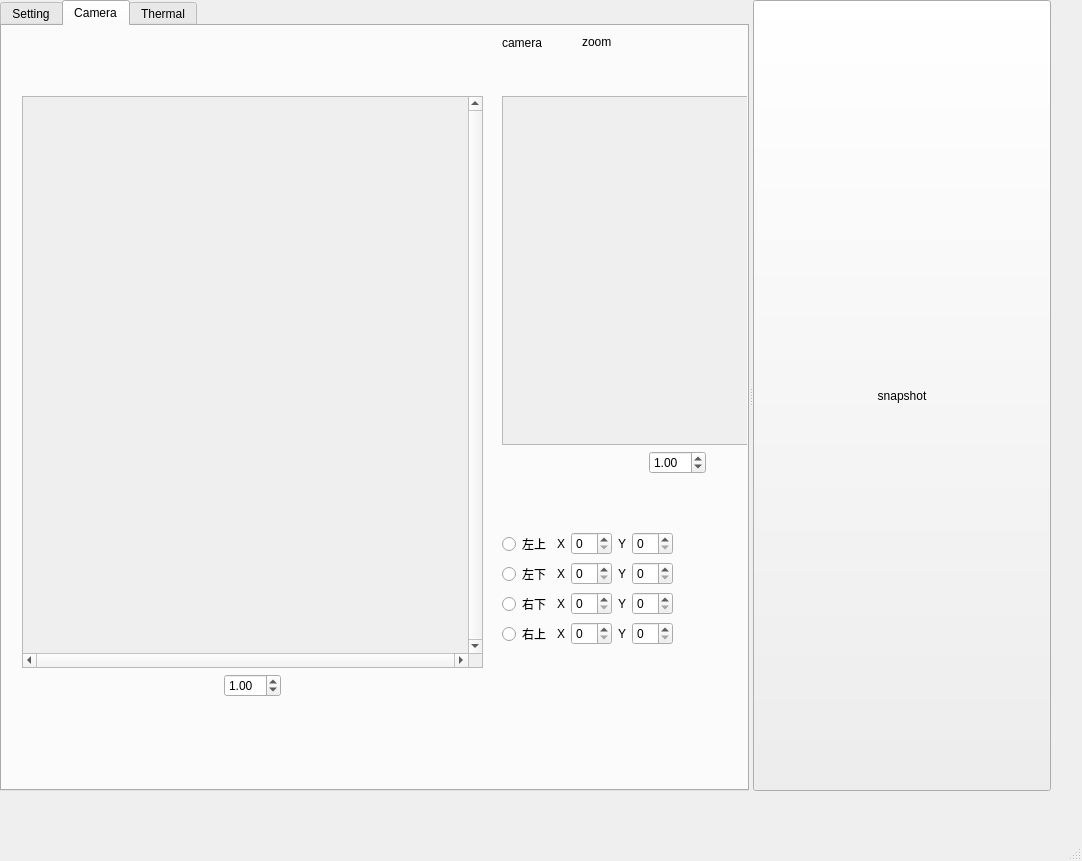
Qt form camera/misc/thermal_mapping.ui (kakusikun/pyqt-projects) before a commit.
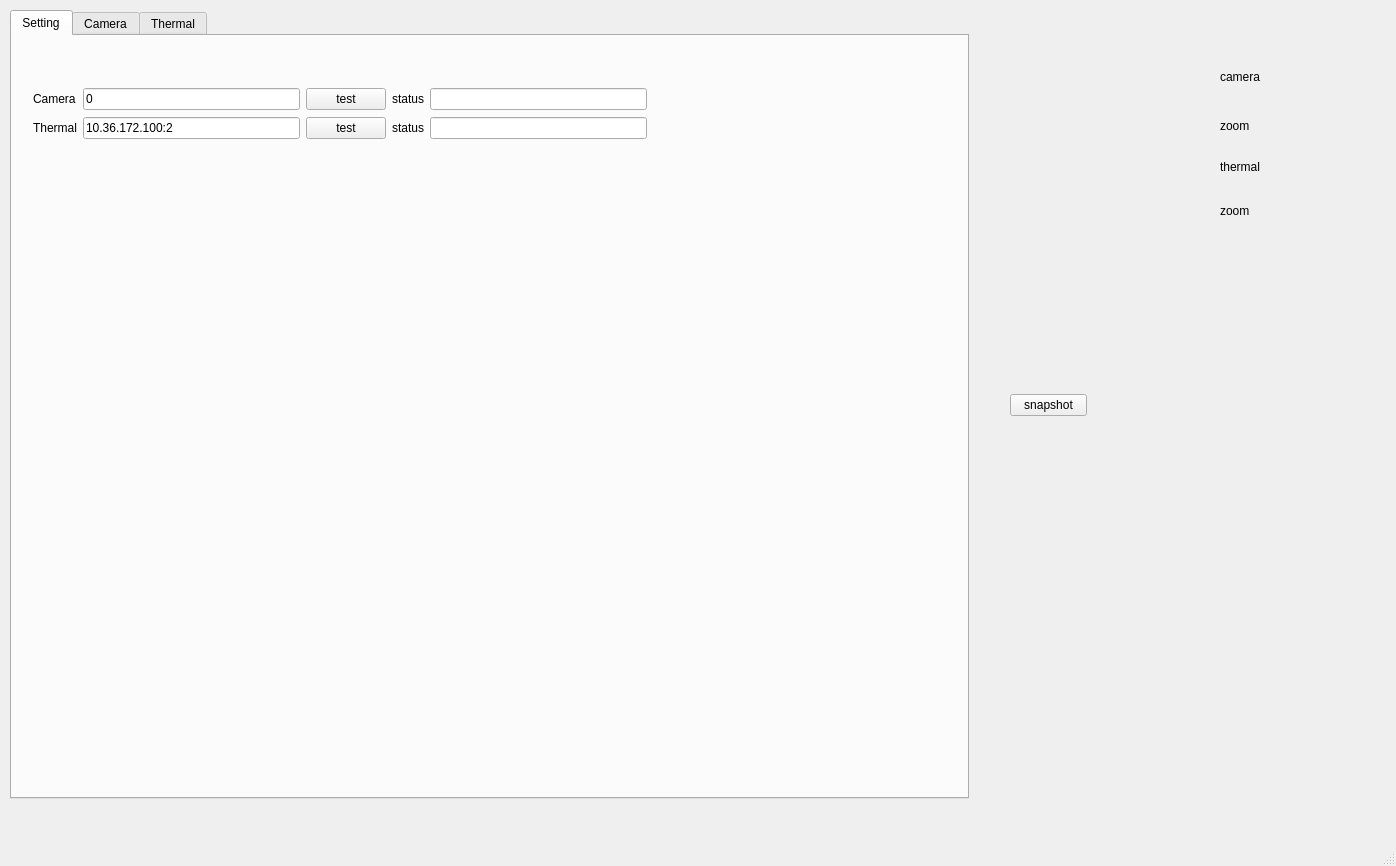
The same form after that commit.

```diff
--- a/camera/misc/thermal_mapping.ui
+++ b/camera/misc/thermal_mapping.ui
@@ -6,8 +6,8 @@
    <rect>
     <x>0</x>
     <y>0</y>
-    <width>1082</width>
-    <height>861</height>
+    <width>1396</width>
+    <height>866</height>
    </rect>
   </property>
   <property name="windowTitle">
@@ -25,19 +25,142 @@
     </property>
     <layout class="QVBoxLayout" name="verticalLayout_2"/>
    </widget>
-   <widget class="QSplitter" name="splitter">
+   <widget class="QLabel" name="camera_label">
     <property name="geometry">
      <rect>
-      <x>0</x>
-      <y>0</y>
-      <width>1051</width>
-      <height>791</height>
+      <x>1220</x>
+      <y>70</y>
+      <width>61</width>
+      <height>21</height>
      </rect>
     </property>
+    <property name="mouseTracking">
+     <bool>true</bool>
+    </property>
+    <property name="text">
+     <string>camera</string>
+    </property>
+    <property name="alignment">
+     <set>Qt::AlignLeading|Qt::AlignLeft|Qt::AlignTop</set>
+    </property>
+   </widget>
+   <widget class="QLabel" name="zoom_camera_label">
+    <property name="geometry">
+     <rect>
+      <x>1220</x>
+      <y>110</y>
+      <width>91</width>
+      <height>31</height>
+     </rect>
+    </property>
+    <property name="sizePolicy">
+     <sizepolicy hsizetype="Preferred" vsizetype="Preferred">
+      <horstretch>0</horstretch>
+      <verstretch>0</verstretch>
+     </sizepolicy>
+    </property>
+    <property name="styleSheet">
+     <string notr="true"/>
+    </property>
+    <property name="text">
+     <string>zoom</string>
+    </property>
+   </widget>
+   <widget class="QLabel" name="thermal_label">
+    <property name="geometry">
+     <rect>
+      <x>1220</x>
+      <y>160</y>
+      <width>61</width>
+      <height>21</height>
+     </rect>
+    </property>
+    <property name="mouseTracking">
+     <bool>true</bool>
+    </property>
+    <property name="text">
+     <string>thermal</string>
+    </property>
+    <property name="alignment">
+     <set>Qt::AlignLeading|Qt::AlignLeft|Qt::AlignTop</set>
+    </property>
+   </widget>
+   <widget class="QLabel" name="zoom_thermal_label">
+    <property name="geometry">
+     <rect>
+      <x>1220</x>
+      <y>190</y>
+      <width>101</width>
+      <height>41</height>
+     </rect>
+    </property>
+    <property name="sizePolicy">
+     <sizepolicy hsizetype="Preferred" vsizetype="Preferred">
+      <horstretch>0</horstretch>
+      <verstretch>0</verstretch>
+     </sizepolicy>
+    </property>
+    <property name="styleSheet">
+     <string notr="true"/>
+    </property>
+    <property name="text">
+     <string>zoom</string>
+    </property>
+   </widget>
+   <widget class="QWidget" name="layoutWidget">
+    <property name="geometry">
+     <rect>
+      <x>1010</x>
+      <y>10</y>
+      <width>77</width>
+      <height>789</height>
+     </rect>
+    </property>
+    <layout class="QVBoxLayout" name="tool_sidebar_layout">
+     <item>
+      <spacer name="verticalSpacer_5">
     <property name="orientation">
-     <enum>Qt::Horizontal</enum>
-    </property>
-    <widget class="QTabWidget" name="tabWidget">
+        <enum>Qt::Vertical</enum>
+       </property>
+       <property name="sizeHint" stdset="0">
+        <size>
+         <width>20</width>
+         <height>40</height>
+        </size>
+       </property>
+      </spacer>
+     </item>
+     <item>
+      <widget class="QPushButton" name="snapshot">
+       <property name="text">
+        <string>snapshot</string>
+       </property>
+      </widget>
+     </item>
+     <item>
+      <spacer name="verticalSpacer_6">
+       <property name="orientation">
+        <enum>Qt::Vertical</enum>
+       </property>
+       <property name="sizeHint" stdset="0">
+        <size>
+         <width>20</width>
+         <height>40</height>
+        </size>
+       </property>
+      </spacer>
+     </item>
+    </layout>
+   </widget>
+   <widget class="QTabWidget" name="app_tab">
+    <property name="geometry">
+     <rect>
+      <x>10</x>
+      <y>10</y>
+      <width>959</width>
+      <height>789</height>
+     </rect>
+    </property>
      <property name="layoutDirection">
       <enum>Qt::LeftToRight</enum>
      </property>
@@ -57,7 +180,7 @@
       <attribute name="title">
        <string>Setting</string>
       </attribute>
-      <widget class="QWidget" name="">
+     <widget class="QWidget" name="layoutWidget">
        <property name="geometry">
         <rect>
          <x>21</x>
@@ -263,25 +386,6 @@
         </item>
        </layout>
       </widget>
-      <widget class="QLabel" name="camera_label">
-       <property name="geometry">
-        <rect>
-         <x>500</x>
-         <y>10</y>
-         <width>61</width>
-         <height>21</height>
-        </rect>
-       </property>
-       <property name="mouseTracking">
-        <bool>true</bool>
-       </property>
-       <property name="text">
-        <string>camera</string>
-       </property>
-       <property name="alignment">
-        <set>Qt::AlignLeading|Qt::AlignLeft|Qt::AlignTop</set>
-       </property>
-      </widget>
       <widget class="QWidget" name="layoutWidget">
        <property name="geometry">
         <rect>
@@ -577,52 +681,11 @@
         </item>
        </layout>
       </widget>
-      <widget class="QLabel" name="zoom_camera_label">
-       <property name="geometry">
-        <rect>
-         <x>580</x>
-         <y>0</y>
-         <width>91</width>
-         <height>31</height>
-        </rect>
-       </property>
-       <property name="sizePolicy">
-        <sizepolicy hsizetype="Preferred" vsizetype="Preferred">
-         <horstretch>0</horstretch>
-         <verstretch>0</verstretch>
-        </sizepolicy>
-       </property>
-       <property name="styleSheet">
-        <string notr="true"/>
-       </property>
-       <property name="text">
-        <string>zoom</string>
-       </property>
-      </widget>
      </widget>
      <widget class="QWidget" name="thermal_tab">
       <attribute name="title">
        <string>Thermal</string>
       </attribute>
-      <widget class="QLabel" name="thermal_label">
-       <property name="geometry">
-        <rect>
-         <x>500</x>
-         <y>10</y>
-         <width>61</width>
-         <height>21</height>
-        </rect>
-       </property>
-       <property name="mouseTracking">
-        <bool>true</bool>
-       </property>
-       <property name="text">
-        <string>thermal</string>
-       </property>
-       <property name="alignment">
-        <set>Qt::AlignLeading|Qt::AlignLeft|Qt::AlignTop</set>
-       </property>
-      </widget>
       <widget class="QWidget" name="layoutWidget_2">
        <property name="geometry">
         <rect>
@@ -1005,34 +1068,6 @@
         </item>
        </layout>
       </widget>
-      <widget class="QLabel" name="zoom_thermal_label">
-       <property name="geometry">
-        <rect>
-         <x>600</x>
-         <y>10</y>
-         <width>101</width>
-         <height>41</height>
-        </rect>
-       </property>
-       <property name="sizePolicy">
-        <sizepolicy hsizetype="Preferred" vsizetype="Preferred">
-         <horstretch>0</horstretch>
-         <verstretch>0</verstretch>
-        </sizepolicy>
-       </property>
-       <property name="styleSheet">
-        <string notr="true"/>
-       </property>
-       <property name="text">
-        <string>zoom</string>
-       </property>
-      </widget>
-     </widget>
-    </widget>
-    <widget class="QPushButton" name="snapshot">
-     <property name="text">
-      <string>snapshot</string>
-     </property>
     </widget>
    </widget>
   </widget>
```
Left out of the diff: 6 changed lines with no effect on the pictures. Lines whose indentation alone changed are shown as unchanged.
